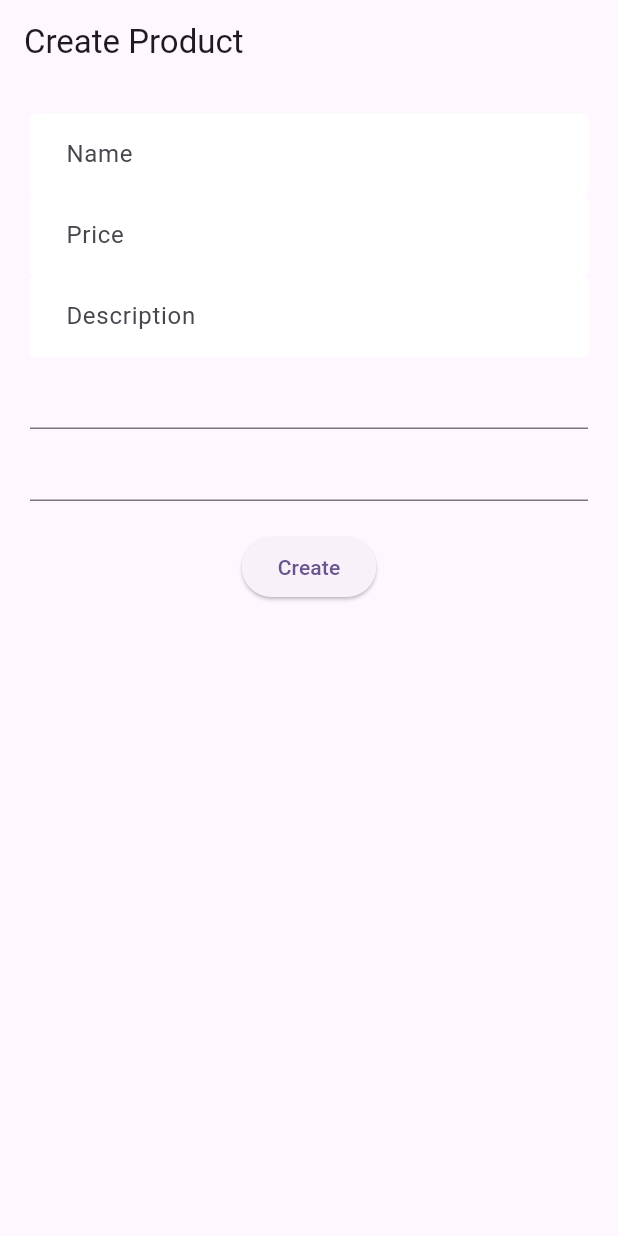
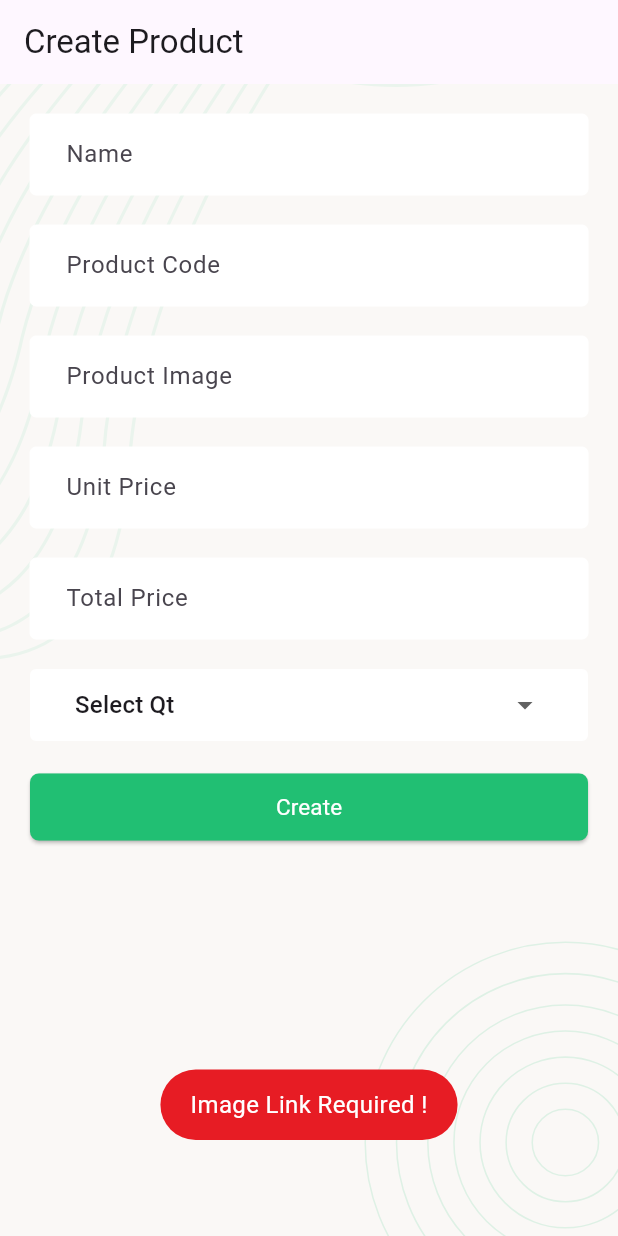
Before and after one commit to chaudhuree/flutter-CRUD, a Flutter app: the screen it shows after launch, after a tap on "Create", on a phone screen of 412 x 824 dp. Run offline on Flutter 3.47's test engine with Material 3 defaults, Android fonts, the phone set to English and light mode, and no system bars; our stand-ins replace flutter_svg, fluttertoast.

Commit message:
feat: initialize Flutter CRUD app with REST API client and product creation screen - product create feature done

```diff
--- /dev/null
+++ b/crud/lib/RestApi/restClient.dart
@@ -0,0 +1,22 @@
+import 'dart:convert';
+import 'package:crud/Style/Style.dart';
+import 'package:http/http.dart' as http;
+
+Future<bool> productCreateRequest(Map<String, String> formValues) async {
+  // url parse kore nite hobe
+  var url = Uri.parse("https://crud.teamrabbil.com/api/v1/CreateProduct");
+  // json covert kore nite hobe
+  var postBody = json.encode(formValues);
+  var postHeader = {"Content-Type": "application/json"};
+  var response = await http.post(url, headers: postHeader, body: postBody);
+  var resultCode = response.statusCode;
+  var resultBody = json.decode(response.body);
+
+  if (resultCode == 200 && resultBody['status'] == "success") {
+    successToast("Request Success");
+    return true;
+  } else {
+    errorToast("Request fail ! try again");
+    return false;
+  }
+}
--- a/crud/lib/Screen/ProductCreateScreen.dart
+++ b/crud/lib/Screen/ProductCreateScreen.dart
@@ -1,3 +1,4 @@
+import 'package:crud/RestApi/restClient.dart';
 import 'package:crud/Style/Style.dart';
 import 'package:flutter/material.dart';
 
@@ -9,36 +10,136 @@ class ProductCreateScreen extends StatefulWidget {
 }
 
 class _ProductCreateScreenState extends State<ProductCreateScreen> {
+  Map<String, String> formValues = {
+    "Img": "",
+    "ProductCode": "",
+    "ProductName": "",
+    "Qty": "",
+    "TotalPrice": "",
+    "UnitPrice": "",
+  };
+  bool loading = false;
+
+  inputOnChange(mapKey, textValue) {
+    setState(() {
+      formValues.update(mapKey, (value) => textValue);
+    });
+  }
+
+  formOnSubmit() async {
+    if (formValues['Img']!.isEmpty) {
+      errorToast('Image Link Required !');
+    } else if (formValues['ProductCode']!.isEmpty) {
+      errorToast('Product Code Required !');
+    } else if (formValues['ProductName']!.isEmpty) {
+      errorToast('Product Name Required !');
+    } else if (formValues['Qty']!.isEmpty) {
+      errorToast('Product Qty Required !');
+    } else if (formValues['TotalPrice']!.isEmpty) {
+      errorToast('Total Price Required !');
+    } else if (formValues['UnitPrice']!.isEmpty) {
+      errorToast('Unit Price Required !');
+    } else {
+      setState(() {
+        loading = true;
+      });
+      await productCreateRequest(formValues);
+      setState(() {
+        loading = false;
+      });
+    }
+  }
+
   @override
   Widget build(BuildContext context) {
     return Scaffold(
       appBar: AppBar(
         title: const Text('Create Product'),
-        automaticallyImplyLeading: false,
+        // automaticallyImplyLeading: false,
       ),
       body: Stack(
         children: [
-          Container(
+          // full screen background
+          screenBackground(context),
+          // main content
+          SingleChildScrollView(
+            child: Container(
               padding: const EdgeInsets.all(20),
               child: Column(
                 children: [
                   TextFormField(
-                  onChanged: (value) {},
+                    onChanged: (value) {
+                      inputOnChange("ProductName", value);
+                    },
                     decoration: appInputDecoration('Name'),
                   ),
+                  SizedBox(height: 20),
                   TextFormField(
-                  onChanged: (value) {},
-                  decoration: appInputDecoration('Price'),
+                    onChanged: (value) {
+                      inputOnChange("ProductCode", value);
+                    },
+                    decoration: appInputDecoration('Product Code'),
                   ),
+                  SizedBox(height: 20),
                   TextFormField(
-                  onChanged: (value) {},
-                  decoration: appInputDecoration('Description'),
+                    onChanged: (value) {
+                      inputOnChange("Img", value);
+                    },
+                    decoration: appInputDecoration('Product Image'),
                   ),
-                TextFormField(onChanged: (value) {}),
-                TextFormField(onChanged: (value) {}),
                   SizedBox(height: 20),
-                ElevatedButton(onPressed: () {}, child: const Text('Create')),
+                  TextFormField(
+                    onChanged: (value) {
+                      inputOnChange("UnitPrice", value);
+                    },
+                    decoration: appInputDecoration('Unit Price'),
+                  ),
+                  SizedBox(height: 20),
+                  TextFormField(
+                    onChanged: (value) {
+                      inputOnChange("TotalPrice", value);
+                    },
+                    decoration: appInputDecoration('Total Price'),
+                  ),
+                  SizedBox(height: 20),
+                  appDropDownStyle(
+                    DropdownButton<String>(
+                      value: formValues["Qty"]!.isEmpty
+                          ? "Select Qt"
+                          : formValues["Qty"],
+                      onChanged: (value) {
+                        setState(() {
+                          formValues["Qty"] = value ?? "";
+                        });
+                      },
+                      items: [
+                        DropdownMenuItem(
+                          value: "Select Qt",
+                          child: Text('Select Qt'),
+                        ),
+                        DropdownMenuItem(value: "1 pcs", child: Text('1 pcs')),
+                        DropdownMenuItem(value: '2 pcs', child: Text('2 pcs')),
+                        DropdownMenuItem(value: '3 pcs', child: Text('3 pcs')),
+                        DropdownMenuItem(value: '4 pcs', child: Text('4 pcs')),
                       ],
+                      isExpanded: true,
+                      underline: Container(),
+                    ),
+                  ),
+                  SizedBox(height: 20),
+                  SizedBox(
+                    width: double.infinity,
+                    child: ElevatedButton(
+                      style: appButtonStyle(),
+                      onPressed: () {
+                        formOnSubmit();
+                      },
+                      child: successButtonChild('Create'),
+                    ),
+                  ),
+                  SizedBox(height: 20),
+                ],
+              ),
             ),
           ),
         ],
--- a/crud/lib/Style/Style.dart
+++ b/crud/lib/Style/Style.dart
@@ -1,6 +1,7 @@
 import 'dart:ui';
-
+import 'package:flutter_svg/flutter_svg.dart';
 import 'package:flutter/material.dart';
+import 'package:fluttertoast/fluttertoast.dart';
 
 const colorRed = Color.fromRGBO(231, 28, 36, 1);
 const colorGreen = Color.fromRGBO(33, 191, 115, 1);
@@ -22,3 +23,83 @@ InputDecoration appInputDecoration(label) {
     labelText: label,
   );
 }
+
+// screen background
+dynamic screenBackground(context) {
+  return SvgPicture.asset(
+    'assets/images/screen-back.svg',
+    alignment: Alignment.center,
+    width: MediaQuery.of(context).size.width,
+    height: MediaQuery.of(context).size.height,
+    fit: BoxFit.cover,
+  );
+}
+
+// dropdown decoration
+DecoratedBox appDropDownStyle(child) {
+  return DecoratedBox(
+    decoration: BoxDecoration(
+      color: colorWhite,
+      border: Border.all(color: colorWhite, width: 1),
+      borderRadius: BorderRadius.circular(4),
+    ),
+    child: Padding(padding: EdgeInsets.only(left: 30, right: 30), child: child),
+  );
+}
+
+// button style
+ButtonStyle appButtonStyle() {
+  return ElevatedButton.styleFrom(
+    elevation: 1,
+    padding: EdgeInsets.all(0),
+    backgroundColor: Colors.transparent,
+    shape: RoundedRectangleBorder(borderRadius: BorderRadius.circular(6)),
+  );
+}
+
+// success button style
+Ink successButtonChild(String buttonText) {
+  return Ink(
+    decoration: BoxDecoration(
+      color: colorGreen,
+      borderRadius: BorderRadius.circular(6),
+    ),
+    child: Container(
+      height: 45,
+      alignment: Alignment.center,
+      child: Text(
+        buttonText,
+        style: TextStyle(
+          color: colorWhite,
+          fontWeight: FontWeight.w400,
+          fontSize: 15,
+        ),
+      ),
+    ),
+  );
+}
+
+//  toast message
+void errorToast(msg) {
+  Fluttertoast.showToast(
+    msg: msg,
+    toastLength: Toast.LENGTH_SHORT,
+    gravity: ToastGravity.BOTTOM,
+    timeInSecForIosWeb: 1,
+    backgroundColor: colorRed,
+    textColor: colorWhite,
+    fontSize: 16.0,
+  );
+}
+
+void successToast(msg) {
+  Fluttertoast.showToast(
+    msg: msg,
+    toastLength: Toast.LENGTH_SHORT,
+    gravity: ToastGravity.BOTTOM,
+    timeInSecForIosWeb: 1,
+    backgroundColor: colorGreen,
+    textColor: colorWhite,
+    fontSize: 16.0,
+  );
+}
--- a/crud/pubspec.yaml
+++ b/crud/pubspec.yaml
@@ -36,6 +36,7 @@ dependencies:
   cupertino_icons: ^1.0.8
   http: ^1.5.0
   flutter_svg: ^2.2.0
+  fluttertoast: ^8.2.12
 
 dev_dependencies:
   flutter_test:
@@ -60,9 +61,8 @@ flutter:
   uses-material-design: true
 
   # To add assets to your application, add an assets section, like this:
-  # assets:
-  #   - images/a_dot_burr.jpeg
-  #   - images/a_dot_ham.jpeg
+  assets:
+    - assets/images/
 
   # An image asset can refer to one or more resolution-specific "variants", see
   # https://flutter.dev/to/resolution-aware-images
```
Also changed, not shown: crud/assets/images/screen-back.svg (added), crud/pubspec.lock. Lines whose indentation alone changed are shown as unchanged.
